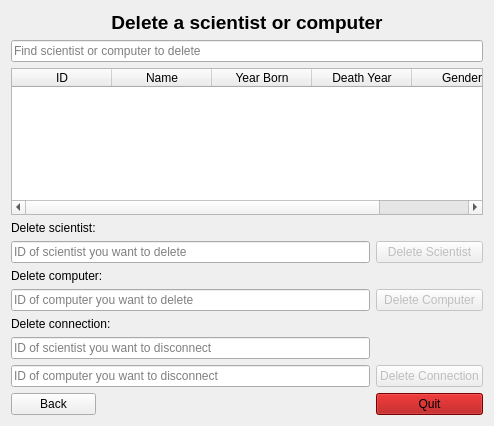
First picture: the form in Skil3/DeleteWindow.ui, repository Chiquita40-VLN-H2016/chiquita40, before the edit.
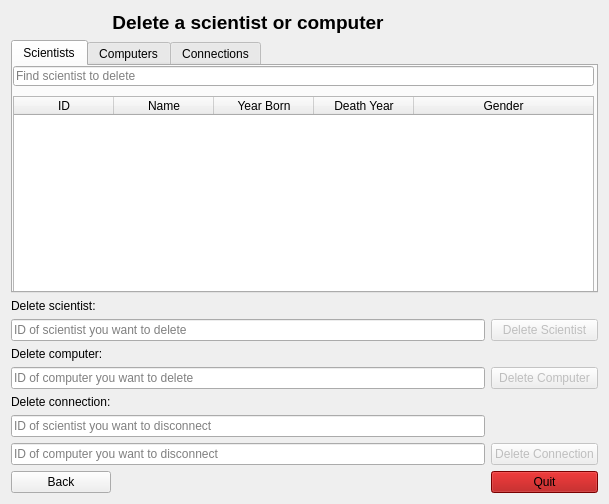
Second picture: the form after the edit. Icons and pictures are not drawn.

Commit message: delete table

The edit to the form file:
```diff
--- a/Skil3/DeleteWindow.ui
+++ b/Skil3/DeleteWindow.ui
@@ -6,8 +6,8 @@
    <rect>
     <x>0</x>
     <y>0</y>
-    <width>494</width>
-    <height>426</height>
+    <width>609</width>
+    <height>504</height>
    </rect>
   </property>
   <property name="windowTitle">
@@ -18,28 +18,236 @@
     <normaloff>:/icons/Images/computerIcon.png</normaloff>:/icons/Images/computerIcon.png</iconset>
   </property>
   <layout class="QGridLayout" name="gridLayout">
-   <item row="0" column="0" colspan="3">
+   <item row="0" column="0" colspan="2">
     <widget class="QLabel" name="label">
      <property name="text">
       <string>&lt;html&gt;&lt;head/&gt;&lt;body&gt;&lt;p align=&quot;center&quot;&gt;&lt;span style=&quot; font-size:14pt; font-weight:600;&quot;&gt;Delete a scientist or computer&lt;/span&gt;&lt;/p&gt;&lt;/body&gt;&lt;/html&gt;</string>
      </property>
     </widget>
    </item>
-   <item row="3" column="0">
+   <item row="1" column="0" colspan="3">
+    <widget class="QTabWidget" name="tabWidget_DeleteWindow">
+     <property name="currentIndex">
+      <number>0</number>
+     </property>
+     <widget class="QWidget" name="tab_Scientist">
+      <attribute name="title">
+       <string>Scientists</string>
+      </attribute>
+      <widget class="QTableWidget" name="tableWidget_deletePageSearchResultScientist">
+       <property name="geometry">
+        <rect>
+         <x>0</x>
+         <y>30</y>
+         <width>581</width>
+         <height>201</height>
+        </rect>
+       </property>
+       <property name="editTriggers">
+        <set>QAbstractItemView::NoEditTriggers</set>
+       </property>
+       <property name="sortingEnabled">
+        <bool>true</bool>
+       </property>
+       <attribute name="horizontalHeaderVisible">
+        <bool>true</bool>
+       </attribute>
+       <attribute name="horizontalHeaderShowSortIndicator" stdset="0">
+        <bool>false</bool>
+       </attribute>
+       <attribute name="horizontalHeaderStretchLastSection">
+        <bool>true</bool>
+       </attribute>
+       <attribute name="verticalHeaderVisible">
+        <bool>false</bool>
+       </attribute>
+       <column>
+        <property name="text">
+         <string>ID</string>
+        </property>
+       </column>
+       <column>
+        <property name="text">
+         <string>Name</string>
+        </property>
+       </column>
+       <column>
+        <property name="text">
+         <string>Year Born</string>
+        </property>
+       </column>
+       <column>
+        <property name="text">
+         <string>Death Year</string>
+        </property>
+       </column>
+       <column>
+        <property name="text">
+         <string>Gender</string>
+        </property>
+       </column>
+      </widget>
+      <widget class="QLineEdit" name="input_deletePageSearchScientist">
+       <property name="geometry">
+        <rect>
+         <x>0</x>
+         <y>0</y>
+         <width>581</width>
+         <height>20</height>
+        </rect>
+       </property>
+       <property name="placeholderText">
+        <string>Find scientist to delete</string>
+       </property>
+      </widget>
+     </widget>
+     <widget class="QWidget" name="tab_Computer">
+      <attribute name="title">
+       <string>Computers</string>
+      </attribute>
+      <widget class="QLineEdit" name="input_deletePageSearchComputer">
+       <property name="geometry">
+        <rect>
+         <x>0</x>
+         <y>0</y>
+         <width>581</width>
+         <height>20</height>
+        </rect>
+       </property>
+       <property name="placeholderText">
+        <string>Find scientist to delete</string>
+       </property>
+      </widget>
+      <widget class="QTableWidget" name="tableWidget_deletePageSearchResultComputer">
+       <property name="geometry">
+        <rect>
+         <x>0</x>
+         <y>30</y>
+         <width>581</width>
+         <height>201</height>
+        </rect>
+       </property>
+       <property name="editTriggers">
+        <set>QAbstractItemView::NoEditTriggers</set>
+       </property>
+       <property name="sortingEnabled">
+        <bool>true</bool>
+       </property>
+       <attribute name="horizontalHeaderVisible">
+        <bool>false</bool>
+       </attribute>
+       <attribute name="horizontalHeaderShowSortIndicator" stdset="0">
+        <bool>false</bool>
+       </attribute>
+       <attribute name="horizontalHeaderStretchLastSection">
+        <bool>true</bool>
+       </attribute>
+       <attribute name="verticalHeaderVisible">
+        <bool>false</bool>
+       </attribute>
+       <column>
+        <property name="text">
+         <string>ID</string>
+        </property>
+       </column>
+       <column>
+        <property name="text">
+         <string>Name</string>
+        </property>
+       </column>
+       <column>
+        <property name="text">
+         <string>New Column</string>
+        </property>
+       </column>
+       <column>
+        <property name="text">
+         <string>Build Year</string>
+        </property>
+       </column>
+       <column>
+        <property name="text">
+         <string>Was Built?</string>
+        </property>
+       </column>
+      </widget>
+     </widget>
+     <widget class="QWidget" name="tab_Connect">
+      <attribute name="title">
+       <string>Connections</string>
+      </attribute>
+      <widget class="QLineEdit" name="input_deletePageSearchConnect">
+       <property name="geometry">
+        <rect>
+         <x>0</x>
+         <y>0</y>
+         <width>581</width>
+         <height>20</height>
+        </rect>
+       </property>
+       <property name="placeholderText">
+        <string>Find scientist to delete</string>
+       </property>
+      </widget>
+      <widget class="QTableWidget" name="tableWidget_deletePageSearchResultConnect">
+       <property name="geometry">
+        <rect>
+         <x>0</x>
+         <y>30</y>
+         <width>581</width>
+         <height>201</height>
+        </rect>
+       </property>
+       <property name="editTriggers">
+        <set>QAbstractItemView::NoEditTriggers</set>
+       </property>
+       <property name="sortingEnabled">
+        <bool>true</bool>
+       </property>
+       <attribute name="horizontalHeaderVisible">
+        <bool>false</bool>
+       </attribute>
+       <attribute name="horizontalHeaderShowSortIndicator" stdset="0">
+        <bool>false</bool>
+       </attribute>
+       <attribute name="horizontalHeaderStretchLastSection">
+        <bool>true</bool>
+       </attribute>
+       <attribute name="verticalHeaderVisible">
+        <bool>false</bool>
+       </attribute>
+       <column>
+        <property name="text">
+         <string>Scientist ID</string>
+        </property>
+       </column>
+       <column>
+        <property name="text">
+         <string>Scientist</string>
+        </property>
+       </column>
+       <column>
+        <property name="text">
+         <string>Computer ID</string>
+        </property>
+       </column>
+       <column>
+        <property name="text">
+         <string>Computer</string>
+        </property>
+       </column>
+      </widget>
+     </widget>
+    </widget>
+   </item>
+   <item row="2" column="0">
     <widget class="QLabel" name="label_deleteScientist">
      <property name="text">
       <string>Delete scientist:</string>
      </property>
     </widget>
    </item>
-   <item row="4" column="0" colspan="2">
-    <widget class="QLineEdit" name="lineEdit_deleteScientistID">
-     <property name="placeholderText">
-      <string>ID of scientist you want to delete</string>
-     </property>
-    </widget>
-   </item>
-   <item row="4" column="2">
+   <item row="3" column="2">
     <widget class="QPushButton" name="button_deleteScientist">
      <property name="enabled">
       <bool>false</bool>
@@ -49,42 +257,31 @@
      </property>
     </widget>
    </item>
-   <item row="5" column="0" colspan="2">
+   <item row="4" column="0">
     <widget class="QLabel" name="label_deleteComputer">
      <property name="text">
       <string>Delete computer:</string>
      </property>
     </widget>
    </item>
-   <item row="7" column="0" colspan="2">
-    <widget class="QLineEdit" name="lineEdit_deleteComputerID">
-     <property name="placeholderText">
-      <string>ID of computer you want to delete</string>
+   <item row="5" column="2">
+    <widget class="QPushButton" name="button_deleteComputer">
+     <property name="enabled">
+      <bool>false</bool>
+     </property>
+     <property name="text">
+      <string>Delete Computer</string>
      </property>
     </widget>
    </item>
-   <item row="8" column="0" colspan="2">
+   <item row="6" column="0">
     <widget class="QLabel" name="label_deleteConnection">
      <property name="text">
       <string>Delete connection:</string>
      </property>
     </widget>
    </item>
-   <item row="9" column="0" colspan="2">
-    <widget class="QLineEdit" name="lineEdit_deleteConnectionScientistID">
-     <property name="placeholderText">
-      <string>ID of scientist you want to disconnect</string>
-     </property>
-    </widget>
-   </item>
-   <item row="10" column="0" colspan="2">
-    <widget class="QLineEdit" name="lineEdit_deleteConnectionComputerID">
-     <property name="placeholderText">
-      <string>ID of computer you want to disconnect</string>
-     </property>
-    </widget>
-   </item>
-   <item row="10" column="2">
+   <item row="8" column="2">
     <widget class="QPushButton" name="button_deleteConnection">
      <property name="enabled">
       <bool>false</bool>
@@ -94,14 +291,14 @@
      </property>
     </widget>
    </item>
-   <item row="11" column="0">
+   <item row="9" column="0">
     <widget class="QPushButton" name="button_deleteBack">
      <property name="text">
       <string>Back</string>
      </property>
     </widget>
    </item>
-   <item row="11" column="1">
+   <item row="9" column="1">
     <spacer name="horizontalSpacer">
      <property name="orientation">
       <enum>Qt::Horizontal</enum>
@@ -114,7 +311,7 @@
      </property>
     </spacer>
    </item>
-   <item row="11" column="2">
+   <item row="9" column="2">
     <widget class="QPushButton" name="button_deleteQuit">
      <property name="styleSheet">
       <string notr="true">background-color: rgb(170, 0, 0);
@@ -127,50 +324,32 @@
      </property>
     </widget>
    </item>
-   <item row="1" column="0" colspan="3">
-    <widget class="QLineEdit" name="input_deletePageSearch">
+   <item row="3" column="0" colspan="2">
+    <widget class="QLineEdit" name="lineEdit_deleteScientistID">
      <property name="placeholderText">
-      <string>Find scientist or computer to delete</string>
+      <string>ID of scientist you want to delete</string>
      </property>
     </widget>
    </item>
-   <item row="7" column="2">
-    <widget class="QPushButton" name="button_deleteComputer">
-     <property name="enabled">
-      <bool>false</bool>
+   <item row="5" column="0" colspan="2">
+    <widget class="QLineEdit" name="lineEdit_deleteComputerID">
+     <property name="placeholderText">
+      <string>ID of computer you want to delete</string>
      </property>
-     <property name="text">
-      <string>Delete Computer</string>
+    </widget>
+   </item>
+   <item row="7" column="0" colspan="2">
+    <widget class="QLineEdit" name="lineEdit_deleteConnectionScientistID">
+     <property name="placeholderText">
+      <string>ID of scientist you want to disconnect</string>
      </property>
     </widget>
    </item>
-   <item row="2" column="0" colspan="3">
-    <widget class="QTableWidget" name="tableWidget_deletePageSearchResult">
-     <column>
-      <property name="text">
-       <string>ID</string>
-      </property>
-     </column>
-     <column>
-      <property name="text">
-       <string>Name</string>
-      </property>
-     </column>
-     <column>
-      <property name="text">
-       <string>Year Born</string>
-      </property>
-     </column>
-     <column>
-      <property name="text">
-       <string>Death Year</string>
-      </property>
-     </column>
-     <column>
-      <property name="text">
-       <string>Gender</string>
-      </property>
-     </column>
+   <item row="8" column="0" colspan="2">
+    <widget class="QLineEdit" name="lineEdit_deleteConnectionComputerID">
+     <property name="placeholderText">
+      <string>ID of computer you want to disconnect</string>
+     </property>
     </widget>
    </item>
   </layout>
```
The commit also changes 2 other files.
